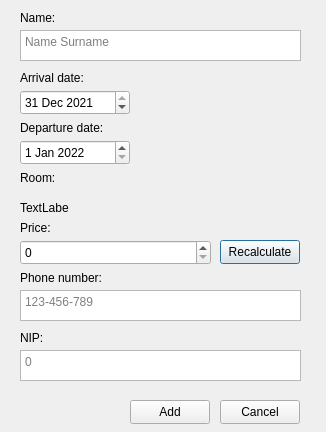
Qt form ELHotel/addnewreservation.ui (lukasz-drzensla/elhotel) before a commit.
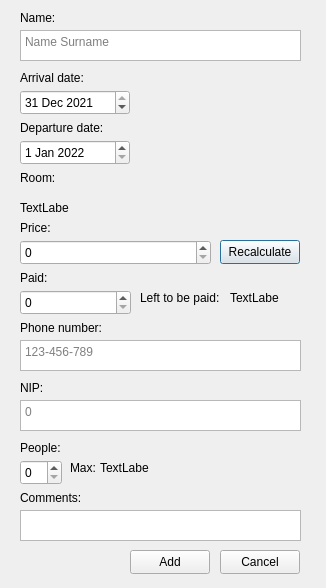
The same form after that commit.

```diff
--- a/ELHotel/addnewreservation.ui
+++ b/ELHotel/addnewreservation.ui
@@ -7,7 +7,7 @@
     <x>0</x>
     <y>0</y>
     <width>326</width>
-    <height>432</height>
+    <height>588</height>
    </rect>
   </property>
   <property name="windowTitle">
@@ -161,7 +161,7 @@
    <property name="geometry">
     <rect>
      <x>20</x>
-     <y>330</y>
+     <y>380</y>
      <width>49</width>
      <height>16</height>
     </rect>
@@ -174,7 +174,7 @@
    <property name="geometry">
     <rect>
      <x>20</x>
-     <y>350</y>
+     <y>400</y>
      <width>281</width>
      <height>31</height>
     </rect>
@@ -190,7 +190,7 @@
    <property name="geometry">
     <rect>
      <x>20</x>
-     <y>270</y>
+     <y>320</y>
      <width>91</width>
      <height>16</height>
     </rect>
@@ -203,7 +203,7 @@
    <property name="geometry">
     <rect>
      <x>20</x>
-     <y>290</y>
+     <y>340</y>
      <width>281</width>
      <height>31</height>
     </rect>
@@ -216,7 +216,7 @@
    <property name="geometry">
     <rect>
      <x>130</x>
-     <y>400</y>
+     <y>550</y>
      <width>80</width>
      <height>24</height>
     </rect>
@@ -229,7 +229,7 @@
    <property name="geometry">
     <rect>
      <x>220</x>
-     <y>400</y>
+     <y>550</y>
      <width>80</width>
      <height>24</height>
     </rect>
@@ -251,6 +251,130 @@
     <string>TextLabel</string>
    </property>
   </widget>
+  <widget class="QSpinBox" name="spinPeople">
+   <property name="geometry">
+    <rect>
+     <x>20</x>
+     <y>460</y>
+     <width>42</width>
+     <height>25</height>
+    </rect>
+   </property>
+  </widget>
+  <widget class="QLabel" name="label_8">
+   <property name="geometry">
+    <rect>
+     <x>20</x>
+     <y>440</y>
+     <width>49</width>
+     <height>16</height>
+    </rect>
+   </property>
+   <property name="text">
+    <string>People:</string>
+   </property>
+  </widget>
+  <widget class="QLabel" name="label_9">
+   <property name="geometry">
+    <rect>
+     <x>20</x>
+     <y>490</y>
+     <width>131</width>
+     <height>16</height>
+    </rect>
+   </property>
+   <property name="text">
+    <string>Comments:</string>
+   </property>
+  </widget>
+  <widget class="QTextEdit" name="comment_txt">
+   <property name="geometry">
+    <rect>
+     <x>20</x>
+     <y>510</y>
+     <width>281</width>
+     <height>31</height>
+    </rect>
+   </property>
+  </widget>
+  <widget class="QLabel" name="label_10">
+   <property name="geometry">
+    <rect>
+     <x>70</x>
+     <y>460</y>
+     <width>31</width>
+     <height>16</height>
+    </rect>
+   </property>
+   <property name="text">
+    <string>Max:</string>
+   </property>
+  </widget>
+  <widget class="QLabel" name="max_people_label">
+   <property name="geometry">
+    <rect>
+     <x>100</x>
+     <y>460</y>
+     <width>49</width>
+     <height>16</height>
+    </rect>
+   </property>
+   <property name="text">
+    <string>TextLabel</string>
+   </property>
+  </widget>
+  <widget class="QLabel" name="label_11">
+   <property name="geometry">
+    <rect>
+     <x>20</x>
+     <y>270</y>
+     <width>49</width>
+     <height>16</height>
+    </rect>
+   </property>
+   <property name="text">
+    <string>Paid:</string>
+   </property>
+  </widget>
+  <widget class="QSpinBox" name="spinPaid">
+   <property name="geometry">
+    <rect>
+     <x>20</x>
+     <y>290</y>
+     <width>111</width>
+     <height>25</height>
+    </rect>
+   </property>
+   <property name="maximum">
+    <number>2147483647</number>
+   </property>
+  </widget>
+  <widget class="QLabel" name="label_12">
+   <property name="geometry">
+    <rect>
+     <x>140</x>
+     <y>290</y>
+     <width>81</width>
+     <height>16</height>
+    </rect>
+   </property>
+   <property name="text">
+    <string>Left to be paid:</string>
+   </property>
+  </widget>
+  <widget class="QLabel" name="left_txt">
+   <property name="geometry">
+    <rect>
+     <x>230</x>
+     <y>290</y>
+     <width>49</width>
+     <height>16</height>
+    </rect>
+   </property>
+   <property name="text">
+    <string>TextLabel</string>
+   </property>
+  </widget>
  </widget>
  <resources/>
  <connections/>
```
Left out of the diff: 4 changed lines with no effect on the pictures.
